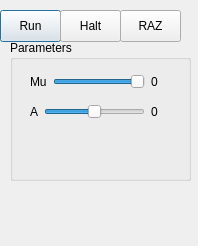
Old version of the form v0/v0.ui in the repository ybouret/iics.
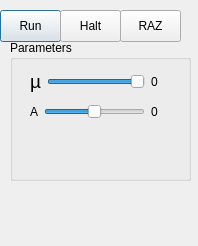
New version of the form.

Commit message: upgraded with VisitUpdatePlots for interactivity

The edit to the form file:
```diff
--- a/v0/v0.ui
+++ b/v0/v0.ui
@@ -64,7 +64,7 @@
      </item>
     </layout>
    </widget>
-   <widget class="QWidget" name="">
+   <widget class="QWidget" name="layoutWidget">
     <property name="geometry">
      <rect>
       <x>20</x>
@@ -77,7 +77,7 @@
      <item>
       <widget class="QLabel" name="MUTEXT_2">
        <property name="text">
-        <string>Mu</string>
+        <string>&lt;html&gt;&lt;head/&gt;&lt;body&gt;&lt;p&gt;&lt;span style=&quot; font-size:14pt;&quot;&gt;µ&lt;/span&gt;&lt;/p&gt;&lt;/body&gt;&lt;/html&gt;</string>
        </property>
       </widget>
      </item>
```
The commit also changes 2 other files.
